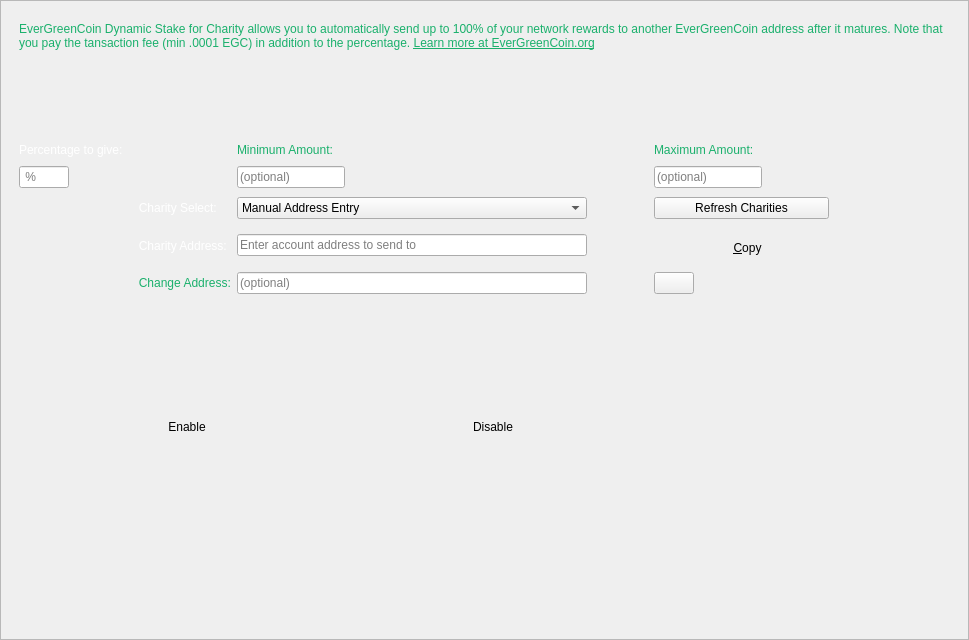
The window that src/qt/forms/charitydialog.ui (EverGreenCoinDev/EverGreenCoin) describes before a commit, drawn with Qt 5.
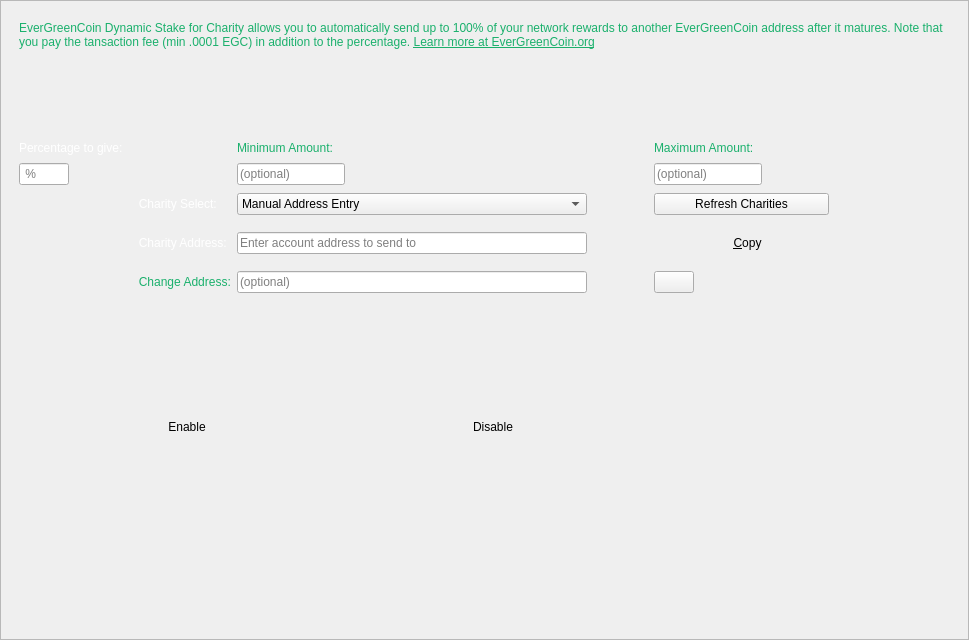
The same window after the commit. Icons and pictures are not drawn.

Commit message: Size policy and min height of 'Learn more' qlabel.

Patch:
```diff
--- a/src/qt/forms/charitydialog.ui
+++ b/src/qt/forms/charitydialog.ui
@@ -784,7 +784,7 @@
             <property name="minimumSize">
              <size>
               <width>175</width>
-              <height>35</height>
+              <height>40</height>
              </size>
             </property>
             <property name="toolTip">
@@ -821,7 +821,7 @@
               </rect>
              </property>
              <property name="sizePolicy">
-              <sizepolicy hsizetype="Minimum" vsizetype="Fixed">
+              <sizepolicy hsizetype="Fixed" vsizetype="Fixed">
                <horstretch>0</horstretch>
                <verstretch>0</verstretch>
               </sizepolicy>
```
Left out of the diff: 4 changed lines with no effect on the pictures.
